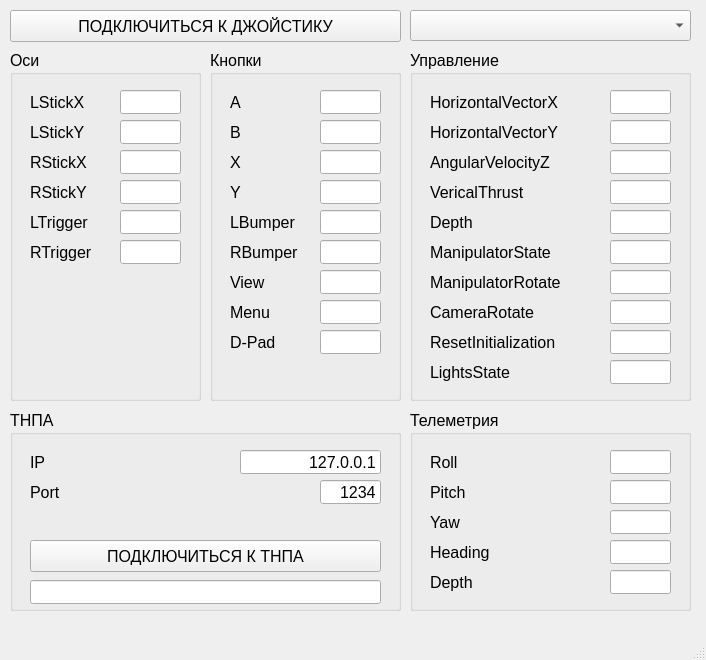
Above: SevROVGUIXboxController/mainwindow.ui from VASoftLab/SevROV before the change. Below: the same form after it.
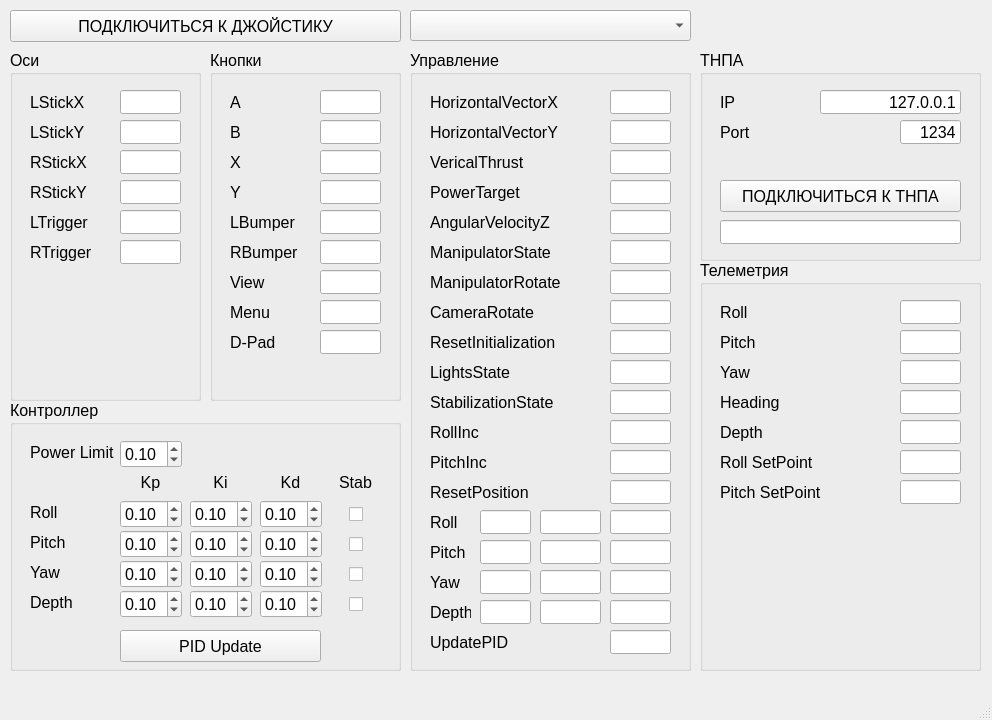
That is the form after the change.

```diff
--- a/SevROVGUIXboxController/mainwindow.ui
+++ b/SevROVGUIXboxController/mainwindow.ui
@@ -6,8 +6,8 @@
    <rect>
     <x>0</x>
     <y>0</y>
-    <width>706</width>
-    <height>660</height>
+    <width>992</width>
+    <height>720</height>
    </rect>
   </property>
   <property name="windowTitle">
@@ -614,7 +614,7 @@
       <x>410</x>
       <y>50</y>
       <width>281</width>
-      <height>351</height>
+      <height>621</height>
      </rect>
     </property>
     <property name="font">
@@ -701,7 +701,7 @@
      <property name="geometry">
       <rect>
        <x>20</x>
-       <y>100</y>
+       <y>160</y>
        <width>151</width>
        <height>24</height>
       </rect>
@@ -719,7 +719,7 @@
      <property name="geometry">
       <rect>
        <x>200</x>
-       <y>100</y>
+       <y>160</y>
        <width>61</width>
        <height>24</height>
       </rect>
@@ -737,7 +737,7 @@
      <property name="geometry">
       <rect>
        <x>20</x>
-       <y>130</y>
+       <y>100</y>
        <width>151</width>
        <height>24</height>
       </rect>
@@ -755,7 +755,7 @@
      <property name="geometry">
       <rect>
        <x>200</x>
-       <y>130</y>
+       <y>100</y>
        <width>61</width>
        <height>24</height>
       </rect>
@@ -773,7 +773,7 @@
      <property name="geometry">
       <rect>
        <x>20</x>
-       <y>160</y>
+       <y>130</y>
        <width>151</width>
        <height>24</height>
       </rect>
@@ -784,14 +784,14 @@
       </font>
      </property>
      <property name="text">
-      <string>Depth</string>
+      <string>PowerTarget</string>
      </property>
     </widget>
     <widget class="QLineEdit" name="edDepth">
      <property name="geometry">
       <rect>
        <x>200</x>
-       <y>160</y>
+       <y>130</y>
        <width>61</width>
        <height>24</height>
       </rect>
@@ -985,14 +985,482 @@
       <string>LightsState</string>
      </property>
     </widget>
+    <widget class="QLineEdit" name="edStabilizationState">
+     <property name="geometry">
+      <rect>
+       <x>200</x>
+       <y>340</y>
+       <width>61</width>
+       <height>24</height>
+      </rect>
+     </property>
+     <property name="font">
+      <font>
+       <pointsize>12</pointsize>
+      </font>
+     </property>
+     <property name="alignment">
+      <set>Qt::AlignRight|Qt::AlignTrailing|Qt::AlignVCenter</set>
+     </property>
+    </widget>
+    <widget class="QLabel" name="lbStabilizationState">
+     <property name="geometry">
+      <rect>
+       <x>20</x>
+       <y>340</y>
+       <width>141</width>
+       <height>24</height>
+      </rect>
+     </property>
+     <property name="font">
+      <font>
+       <pointsize>12</pointsize>
+      </font>
+     </property>
+     <property name="text">
+      <string>StabilizationState</string>
+     </property>
+    </widget>
+    <widget class="QLineEdit" name="edRollInc">
+     <property name="geometry">
+      <rect>
+       <x>200</x>
+       <y>370</y>
+       <width>61</width>
+       <height>24</height>
+      </rect>
+     </property>
+     <property name="font">
+      <font>
+       <pointsize>12</pointsize>
+      </font>
+     </property>
+     <property name="alignment">
+      <set>Qt::AlignRight|Qt::AlignTrailing|Qt::AlignVCenter</set>
+     </property>
+    </widget>
+    <widget class="QLabel" name="lbRollInc">
+     <property name="geometry">
+      <rect>
+       <x>20</x>
+       <y>370</y>
+       <width>141</width>
+       <height>24</height>
+      </rect>
+     </property>
+     <property name="font">
+      <font>
+       <pointsize>12</pointsize>
+      </font>
+     </property>
+     <property name="text">
+      <string>RollInc</string>
+     </property>
+    </widget>
+    <widget class="QLineEdit" name="edPitchInc">
+     <property name="geometry">
+      <rect>
+       <x>200</x>
+       <y>400</y>
+       <width>61</width>
+       <height>24</height>
+      </rect>
+     </property>
+     <property name="font">
+      <font>
+       <pointsize>12</pointsize>
+      </font>
+     </property>
+     <property name="alignment">
+      <set>Qt::AlignRight|Qt::AlignTrailing|Qt::AlignVCenter</set>
+     </property>
+    </widget>
+    <widget class="QLabel" name="lbPitchInc">
+     <property name="geometry">
+      <rect>
+       <x>20</x>
+       <y>400</y>
+       <width>141</width>
+       <height>24</height>
+      </rect>
+     </property>
+     <property name="font">
+      <font>
+       <pointsize>12</pointsize>
+      </font>
+     </property>
+     <property name="text">
+      <string>PitchInc</string>
+     </property>
+    </widget>
+    <widget class="QLineEdit" name="edResetPosition">
+     <property name="geometry">
+      <rect>
+       <x>200</x>
+       <y>430</y>
+       <width>61</width>
+       <height>24</height>
+      </rect>
+     </property>
+     <property name="font">
+      <font>
+       <pointsize>12</pointsize>
+      </font>
+     </property>
+     <property name="alignment">
+      <set>Qt::AlignRight|Qt::AlignTrailing|Qt::AlignVCenter</set>
+     </property>
+    </widget>
+    <widget class="QLabel" name="lbResetPosition">
+     <property name="geometry">
+      <rect>
+       <x>20</x>
+       <y>430</y>
+       <width>141</width>
+       <height>24</height>
+      </rect>
+     </property>
+     <property name="font">
+      <font>
+       <pointsize>12</pointsize>
+      </font>
+     </property>
+     <property name="text">
+      <string>ResetPosition</string>
+     </property>
+    </widget>
+    <widget class="QLineEdit" name="edRollKp">
+     <property name="geometry">
+      <rect>
+       <x>70</x>
+       <y>460</y>
+       <width>51</width>
+       <height>24</height>
+      </rect>
+     </property>
+     <property name="font">
+      <font>
+       <pointsize>12</pointsize>
+      </font>
+     </property>
+     <property name="alignment">
+      <set>Qt::AlignRight|Qt::AlignTrailing|Qt::AlignVCenter</set>
+     </property>
+    </widget>
+    <widget class="QLineEdit" name="edRollKi">
+     <property name="geometry">
+      <rect>
+       <x>130</x>
+       <y>460</y>
+       <width>61</width>
+       <height>24</height>
+      </rect>
+     </property>
+     <property name="font">
+      <font>
+       <pointsize>12</pointsize>
+      </font>
+     </property>
+     <property name="alignment">
+      <set>Qt::AlignRight|Qt::AlignTrailing|Qt::AlignVCenter</set>
+     </property>
+    </widget>
+    <widget class="QLineEdit" name="edRollKd">
+     <property name="geometry">
+      <rect>
+       <x>200</x>
+       <y>460</y>
+       <width>61</width>
+       <height>24</height>
+      </rect>
+     </property>
+     <property name="font">
+      <font>
+       <pointsize>12</pointsize>
+      </font>
+     </property>
+     <property name="alignment">
+      <set>Qt::AlignRight|Qt::AlignTrailing|Qt::AlignVCenter</set>
+     </property>
+    </widget>
+    <widget class="QLineEdit" name="edPitchKp">
+     <property name="geometry">
+      <rect>
+       <x>70</x>
+       <y>490</y>
+       <width>51</width>
+       <height>24</height>
+      </rect>
+     </property>
+     <property name="font">
+      <font>
+       <pointsize>12</pointsize>
+      </font>
+     </property>
+     <property name="alignment">
+      <set>Qt::AlignRight|Qt::AlignTrailing|Qt::AlignVCenter</set>
+     </property>
+    </widget>
+    <widget class="QLineEdit" name="edPitchKd">
+     <property name="geometry">
+      <rect>
+       <x>200</x>
+       <y>490</y>
+       <width>61</width>
+       <height>24</height>
+      </rect>
+     </property>
+     <property name="font">
+      <font>
+       <pointsize>12</pointsize>
+      </font>
+     </property>
+     <property name="alignment">
+      <set>Qt::AlignRight|Qt::AlignTrailing|Qt::AlignVCenter</set>
+     </property>
+    </widget>
+    <widget class="QLineEdit" name="edPitchKi">
+     <property name="geometry">
+      <rect>
+       <x>130</x>
+       <y>490</y>
+       <width>61</width>
+       <height>24</height>
+      </rect>
+     </property>
+     <property name="font">
+      <font>
+       <pointsize>12</pointsize>
+      </font>
+     </property>
+     <property name="alignment">
+      <set>Qt::AlignRight|Qt::AlignTrailing|Qt::AlignVCenter</set>
+     </property>
+    </widget>
+    <widget class="QLineEdit" name="edYawKp">
+     <property name="geometry">
+      <rect>
+       <x>70</x>
+       <y>520</y>
+       <width>51</width>
+       <height>24</height>
+      </rect>
+     </property>
+     <property name="font">
+      <font>
+       <pointsize>12</pointsize>
+      </font>
+     </property>
+     <property name="alignment">
+      <set>Qt::AlignRight|Qt::AlignTrailing|Qt::AlignVCenter</set>
+     </property>
+    </widget>
+    <widget class="QLineEdit" name="edYawKd">
+     <property name="geometry">
+      <rect>
+       <x>200</x>
+       <y>520</y>
+       <width>61</width>
+       <height>24</height>
+      </rect>
+     </property>
+     <property name="font">
+      <font>
+       <pointsize>12</pointsize>
+      </font>
+     </property>
+     <property name="alignment">
+      <set>Qt::AlignRight|Qt::AlignTrailing|Qt::AlignVCenter</set>
+     </property>
+    </widget>
+    <widget class="QLineEdit" name="edYawKi">
+     <property name="geometry">
+      <rect>
+       <x>130</x>
+       <y>520</y>
+       <width>61</width>
+       <height>24</height>
+      </rect>
+     </property>
+     <property name="font">
+      <font>
+       <pointsize>12</pointsize>
+      </font>
+     </property>
+     <property name="alignment">
+      <set>Qt::AlignRight|Qt::AlignTrailing|Qt::AlignVCenter</set>
+     </property>
+    </widget>
+    <widget class="QLineEdit" name="edDepthKp">
+     <property name="geometry">
+      <rect>
+       <x>70</x>
+       <y>550</y>
+       <width>51</width>
+       <height>24</height>
+      </rect>
+     </property>
+     <property name="font">
+      <font>
+       <pointsize>12</pointsize>
+      </font>
+     </property>
+     <property name="alignment">
+      <set>Qt::AlignRight|Qt::AlignTrailing|Qt::AlignVCenter</set>
+     </property>
+    </widget>
+    <widget class="QLineEdit" name="edDepthKd">
+     <property name="geometry">
+      <rect>
+       <x>200</x>
+       <y>550</y>
+       <width>61</width>
+       <height>24</height>
+      </rect>
+     </property>
+     <property name="font">
+      <font>
+       <pointsize>12</pointsize>
+      </font>
+     </property>
+     <property name="alignment">
+      <set>Qt::AlignRight|Qt::AlignTrailing|Qt::AlignVCenter</set>
+     </property>
+    </widget>
+    <widget class="QLineEdit" name="edDepthKi">
+     <property name="geometry">
+      <rect>
+       <x>130</x>
+       <y>550</y>
+       <width>61</width>
+       <height>24</height>
+      </rect>
+     </property>
+     <property name="font">
+      <font>
+       <pointsize>12</pointsize>
+      </font>
+     </property>
+     <property name="alignment">
+      <set>Qt::AlignRight|Qt::AlignTrailing|Qt::AlignVCenter</set>
+     </property>
+    </widget>
+    <widget class="QLabel" name="lbUpdatePID">
+     <property name="geometry">
+      <rect>
+       <x>20</x>
+       <y>580</y>
+       <width>141</width>
+       <height>24</height>
+      </rect>
+     </property>
+     <property name="font">
+      <font>
+       <pointsize>12</pointsize>
+      </font>
+     </property>
+     <property name="text">
+      <string>UpdatePID</string>
+     </property>
+    </widget>
+    <widget class="QLineEdit" name="edUpdatePID">
+     <property name="geometry">
+      <rect>
+       <x>200</x>
+       <y>580</y>
+       <width>61</width>
+       <height>24</height>
+      </rect>
+     </property>
+     <property name="font">
+      <font>
+       <pointsize>12</pointsize>
+      </font>
+     </property>
+     <property name="alignment">
+      <set>Qt::AlignRight|Qt::AlignTrailing|Qt::AlignVCenter</set>
+     </property>
+    </widget>
+    <widget class="QLabel" name="lbRollPIDController">
+     <property name="geometry">
+      <rect>
+       <x>20</x>
+       <y>460</y>
+       <width>41</width>
+       <height>24</height>
+      </rect>
+     </property>
+     <property name="font">
+      <font>
+       <pointsize>12</pointsize>
+      </font>
+     </property>
+     <property name="text">
+      <string>Roll</string>
+     </property>
+    </widget>
+    <widget class="QLabel" name="lbPitchPIDController">
+     <property name="geometry">
+      <rect>
+       <x>20</x>
+       <y>490</y>
+       <width>41</width>
+       <height>24</height>
+      </rect>
+     </property>
+     <property name="font">
+      <font>
+       <pointsize>12</pointsize>
+      </font>
+     </property>
+     <property name="text">
+      <string>Pitch</string>
+     </property>
+    </widget>
+    <widget class="QLabel" name="lbYawPIDController">
+     <property name="geometry">
+      <rect>
+       <x>20</x>
+       <y>520</y>
+       <width>41</width>
+       <height>24</height>
+      </rect>
+     </property>
+     <property name="font">
+      <font>
+       <pointsize>12</pointsize>
+      </font>
+     </property>
+     <property name="text">
+      <string>Yaw</string>
+     </property>
+    </widget>
+    <widget class="QLabel" name="lbDepthPIDController">
+     <property name="geometry">
+      <rect>
+       <x>20</x>
+       <y>550</y>
+       <width>41</width>
+       <height>24</height>
+      </rect>
+     </property>
+     <property name="font">
+      <font>
+       <pointsize>12</pointsize>
+      </font>
+     </property>
+     <property name="text">
+      <string>Depth</string>
+     </property>
+    </widget>
    </widget>
    <widget class="QGroupBox" name="gbAUVConnection">
     <property name="geometry">
      <rect>
-      <x>10</x>
-      <y>410</y>
-      <width>391</width>
-      <height>201</height>
+      <x>700</x>
+      <y>50</y>
+      <width>281</width>
+      <height>211</height>
      </rect>
     </property>
     <property name="font">
@@ -1006,7 +1474,7 @@
     <widget class="QLineEdit" name="edIP">
      <property name="geometry">
       <rect>
-       <x>230</x>
+       <x>120</x>
        <y>40</y>
        <width>141</width>
        <height>24</height>
@@ -1045,7 +1513,7 @@
     <widget class="QLineEdit" name="edPort">
      <property name="geometry">
       <rect>
-       <x>310</x>
+       <x>200</x>
        <y>70</y>
        <width>61</width>
        <height>24</height>
@@ -1086,7 +1554,7 @@
       <rect>
        <x>20</x>
        <y>170</y>
-       <width>351</width>
+       <width>241</width>
        <height>24</height>
       </rect>
      </property>
@@ -1113,7 +1581,7 @@
       <rect>
        <x>20</x>
        <y>130</y>
-       <width>351</width>
+       <width>241</width>
        <height>32</height>
       </rect>
      </property>
@@ -1130,10 +1598,10 @@
    <widget class="QGroupBox" name="gbTelemetry">
     <property name="geometry">
      <rect>
-      <x>410</x>
-      <y>410</y>
+      <x>700</x>
+      <y>260</y>
       <width>281</width>
-      <height>201</height>
+      <height>411</height>
      </rect>
     </property>
     <property name="font">
@@ -1324,6 +1792,78 @@
       <set>Qt::AlignRight|Qt::AlignTrailing|Qt::AlignVCenter</set>
      </property>
     </widget>
+    <widget class="QLineEdit" name="edRollSetPoint">
+     <property name="geometry">
+      <rect>
+       <x>200</x>
+       <y>190</y>
+       <width>61</width>
+       <height>24</height>
+      </rect>
+     </property>
+     <property name="font">
+      <font>
+       <pointsize>12</pointsize>
+      </font>
+     </property>
+     <property name="alignment">
+      <set>Qt::AlignRight|Qt::AlignTrailing|Qt::AlignVCenter</set>
+     </property>
+    </widget>
+    <widget class="QLabel" name="lbRollSetPoint">
+     <property name="geometry">
+      <rect>
+       <x>20</x>
+       <y>190</y>
+       <width>151</width>
+       <height>24</height>
+      </rect>
+     </property>
+     <property name="font">
+      <font>
+       <pointsize>12</pointsize>
+      </font>
+     </property>
+     <property name="text">
+      <string>Roll SetPoint</string>
+     </property>
+    </widget>
+    <widget class="QLineEdit" name="edPitchSetPoint">
+     <property name="geometry">
+      <rect>
+       <x>200</x>
+       <y>220</y>
+       <width>61</width>
+       <height>24</height>
+      </rect>
+     </property>
+     <property name="font">
+      <font>
+       <pointsize>12</pointsize>
+      </font>
+     </property>
+     <property name="alignment">
+      <set>Qt::AlignRight|Qt::AlignTrailing|Qt::AlignVCenter</set>
+     </property>
+    </widget>
+    <widget class="QLabel" name="lbPitchSetPoint">
+     <property name="geometry">
+      <rect>
+       <x>20</x>
+       <y>220</y>
+       <width>151</width>
+       <height>24</height>
+      </rect>
+     </property>
+     <property name="font">
+      <font>
+       <pointsize>12</pointsize>
+      </font>
+     </property>
+     <property name="text">
+      <string>Pitch SetPoint</string>
+     </property>
+    </widget>
    </widget>
    <widget class="QComboBox" name="cbJoystickList">
     <property name="geometry">
@@ -1340,6 +1880,510 @@
      </font>
     </property>
    </widget>
+   <widget class="QGroupBox" name="gbPID">
+    <property name="geometry">
+     <rect>
+      <x>10</x>
+      <y>400</y>
+      <width>391</width>
+      <height>271</height>
+     </rect>
+    </property>
+    <property name="font">
+     <font>
+      <pointsize>12</pointsize>
+     </font>
+    </property>
+    <property name="title">
+     <string>Контроллер</string>
+    </property>
+    <widget class="QLabel" name="lbPowerLimit">
+     <property name="geometry">
+      <rect>
+       <x>20</x>
+       <y>40</y>
+       <width>91</width>
+       <height>24</height>
+      </rect>
+     </property>
+     <property name="font">
+      <font>
+       <pointsize>12</pointsize>
+      </font>
+     </property>
+     <property name="text">
+      <string>Power Limit</string>
+     </property>
+    </widget>
+    <widget class="QLabel" name="lbRollPID">
+     <property name="geometry">
+      <rect>
+       <x>20</x>
+       <y>100</y>
+       <width>71</width>
+       <height>24</height>
+      </rect>
+     </property>
+     <property name="font">
+      <font>
+       <pointsize>12</pointsize>
+      </font>
+     </property>
+     <property name="text">
+      <string>Roll</string>
+     </property>
+    </widget>
+    <widget class="QLabel" name="lbPitchPID">
+     <property name="geometry">
+      <rect>
+       <x>20</x>
+       <y>130</y>
+       <width>71</width>
+       <height>24</height>
+      </rect>
+     </property>
+     <property name="font">
+      <font>
+       <pointsize>12</pointsize>
+      </font>
+     </property>
+     <property name="text">
+      <string>Pitch</string>
+     </property>
+    </widget>
+    <widget class="QLabel" name="lbYawPID">
+     <property name="geometry">
+      <rect>
+       <x>20</x>
+       <y>160</y>
+       <width>71</width>
+       <height>24</height>
+      </rect>
+     </property>
+     <property name="font">
+      <font>
+       <pointsize>12</pointsize>
+      </font>
+     </property>
+     <property name="text">
+      <string>Yaw</string>
+     </property>
+    </widget>
+    <widget class="QDoubleSpinBox" name="sbPowerLimit">
+     <property name="geometry">
+      <rect>
+       <x>110</x>
+       <y>40</y>
+       <width>62</width>
+       <height>28</height>
+      </rect>
+     </property>
+     <property name="maximum">
+      <double>100.000000000000000</double>
+     </property>
+     <property name="singleStep">
+      <double>0.100000000000000</double>
+     </property>
+     <property name="value">
+      <double>0.100000000000000</double>
+     </property>
+    </widget>
+    <widget class="QLabel" name="lbKp">
+     <property name="geometry">
+      <rect>
+       <x>110</x>
+       <y>70</y>
+       <width>61</width>
+       <height>24</height>
+      </rect>
+     </property>
+     <property name="font">
+      <font>
+       <pointsize>12</pointsize>
+      </font>
+     </property>
+     <property name="text">
+      <string>Kp</string>
+     </property>
+     <property name="alignment">
+      <set>Qt::AlignCenter</set>
+     </property>
+    </widget>
+    <widget class="QLabel" name="lbKi">
+     <property name="geometry">
+      <rect>
+       <x>180</x>
+       <y>70</y>
+       <width>61</width>
+       <height>24</height>
+      </rect>
+     </property>
+     <property name="font">
+      <font>
+       <pointsize>12</pointsize>
+      </font>
+     </property>
+     <property name="text">
+      <string>Ki</string>
+     </property>
+     <property name="alignment">
+      <set>Qt::AlignCenter</set>
+     </property>
+    </widget>
+    <widget class="QLabel" name="lbKd">
+     <property name="geometry">
+      <rect>
+       <x>250</x>
+       <y>70</y>
+       <width>61</width>
+       <height>24</height>
+      </rect>
+     </property>
+     <property name="font">
+      <font>
+       <pointsize>12</pointsize>
+      </font>
+     </property>
+     <property name="text">
+      <string>Kd</string>
+     </property>
+     <property name="alignment">
+      <set>Qt::AlignCenter</set>
+     </property>
+    </widget>
+    <widget class="QDoubleSpinBox" name="sbRollKp">
+     <property name="geometry">
+      <rect>
+       <x>110</x>
+       <y>100</y>
+       <width>62</width>
+       <height>28</height>
+      </rect>
+     </property>
+     <property name="maximum">
+      <double>100.000000000000000</double>
+     </property>
+     <property name="singleStep">
+      <double>0.100000000000000</double>
+     </property>
+     <property name="value">
+      <double>0.100000000000000</double>
+     </property>
+    </widget>
+    <widget class="QDoubleSpinBox" name="sbPitchKp">
+     <property name="geometry">
+      <rect>
+       <x>110</x>
+       <y>130</y>
+       <width>62</width>
+       <height>28</height>
+      </rect>
+     </property>
+     <property name="maximum">
+      <double>100.000000000000000</double>
+     </property>
+     <property name="singleStep">
+      <double>0.100000000000000</double>
+     </property>
+     <property name="value">
+      <double>0.100000000000000</double>
+     </property>
+    </widget>
+    <widget class="QDoubleSpinBox" name="sbYawKp">
+     <property name="geometry">
+      <rect>
+       <x>110</x>
+       <y>160</y>
+       <width>62</width>
+       <height>28</height>
+      </rect>
+     </property>
+     <property name="maximum">
+      <double>100.000000000000000</double>
+     </property>
+     <property name="singleStep">
+      <double>0.100000000000000</double>
+     </property>
+     <property name="value">
+      <double>0.100000000000000</double>
+     </property>
+    </widget>
+    <widget class="QDoubleSpinBox" name="sbRollKi">
+     <property name="geometry">
+      <rect>
+       <x>180</x>
+       <y>100</y>
+       <width>62</width>
+       <height>28</height>
+      </rect>
+     </property>
+     <property name="maximum">
+      <double>100.000000000000000</double>
+     </property>
+     <property name="singleStep">
+      <double>0.100000000000000</double>
+     </property>
+     <property name="value">
+      <double>0.100000000000000</double>
+     </property>
+    </widget>
+    <widget class="QDoubleSpinBox" name="sbPitchKi">
+     <property name="geometry">
+      <rect>
+       <x>180</x>
+       <y>130</y>
+       <width>62</width>
+       <height>28</height>
+      </rect>
+     </property>
+     <property name="maximum">
+      <double>100.000000000000000</double>
+     </property>
+     <property name="singleStep">
+      <double>0.100000000000000</double>
+     </property>
+     <property name="value">
+      <double>0.100000000000000</double>
+     </property>
+    </widget>
+    <widget class="QDoubleSpinBox" name="sbYawKi">
+     <property name="geometry">
+      <rect>
+       <x>180</x>
+       <y>160</y>
+       <width>62</width>
+       <height>28</height>
+      </rect>
+     </property>
+     <property name="maximum">
+      <double>100.000000000000000</double>
+     </property>
+     <property name="singleStep">
+      <double>0.100000000000000</double>
+     </property>
+     <property name="value">
+      <double>0.100000000000000</double>
+     </property>
+    </widget>
+    <widget class="QDoubleSpinBox" name="sbRollKd">
+     <property name="geometry">
+      <rect>
+       <x>250</x>
+       <y>100</y>
+       <width>62</width>
+       <height>28</height>
+      </rect>
+     </property>
+     <property name="maximum">
+      <double>100.000000000000000</double>
+     </property>
+     <property name="singleStep">
+      <double>0.100000000000000</double>
+     </property>
+     <property name="value">
+      <double>0.100000000000000</double>
+     </property>
+    </widget>
+    <widget class="QDoubleSpinBox" name="sbPitchKd">
+     <property name="geometry">
+      <rect>
+       <x>250</x>
+       <y>130</y>
+       <width>62</width>
+       <height>28</height>
+      </rect>
+     </property>
+     <property name="maximum">
+      <double>100.000000000000000</double>
+     </property>
+     <property name="singleStep">
+      <double>0.100000000000000</double>
+     </property>
+     <property name="value">
+      <double>0.100000000000000</double>
+     </property>
+    </widget>
+    <widget class="QDoubleSpinBox" name="sbYawKd">
+     <property name="geometry">
+      <rect>
+       <x>250</x>
+       <y>160</y>
+       <width>62</width>
+       <height>28</height>
+      </rect>
+     </property>
+     <property name="maximum">
+      <double>100.000000000000000</double>
+     </property>
+     <property name="singleStep">
+      <double>0.100000000000000</double>
+     </property>
+     <property name="value">
+      <double>0.100000000000000</double>
+     </property>
+    </widget>
+    <widget class="QCheckBox" name="cbRollStab">
+     <property name="geometry">
+      <rect>
+       <x>339</x>
+       <y>100</y>
+       <width>16</width>
+       <height>28</height>
+      </rect>
+     </property>
+     <property name="text">
+      <string/>
+     </property>
+    </widget>
+    <widget class="QDoubleSpinBox" name="sbDepthKp">
+     <property name="geometry">
+      <rect>
+       <x>110</x>
+       <y>190</y>
+       <width>62</width>
+       <height>28</height>
+      </rect>
+     </property>
+     <property name="maximum">
+      <double>100.000000000000000</double>
+     </property>
+     <property name="singleStep">
+      <double>0.100000000000000</double>
+     </property>
+     <property name="value">
+      <double>0.100000000000000</double>
+     </property>
+    </widget>
+    <widget class="QLabel" name="lbDepthPID">
+     <property name="geometry">
+      <rect>
+       <x>20</x>
+       <y>190</y>
+       <width>71</width>
+       <height>24</height>
+      </rect>
+     </property>
+     <property name="font">
+      <font>
+       <pointsize>12</pointsize>
+      </font>
+     </property>
+     <property name="text">
+      <string>Depth</string>
+     </property>
+    </widget>
+    <widget class="QDoubleSpinBox" name="sbDepthKi">
+     <property name="geometry">
+      <rect>
+       <x>180</x>
+       <y>190</y>
+       <width>62</width>
+       <height>28</height>
+      </rect>
+     </property>
+     <property name="maximum">
+      <double>100.000000000000000</double>
+     </property>
+     <property name="singleStep">
+      <double>0.100000000000000</double>
+     </property>
+     <property name="value">
+      <double>0.100000000000000</double>
+     </property>
+    </widget>
+    <widget class="QDoubleSpinBox" name="sbDepthKd">
+     <property name="geometry">
+      <rect>
+       <x>250</x>
+       <y>190</y>
+       <width>62</width>
+       <height>28</height>
+      </rect>
+     </property>
+     <property name="maximum">
+      <double>100.000000000000000</double>
+     </property>
+     <property name="singleStep">
+      <double>0.100000000000000</double>
+     </property>
+     <property name="value">
+      <double>0.100000000000000</double>
+     </property>
+    </widget>
+    <widget class="QCheckBox" name="cbPitchStab">
+     <property name="geometry">
+      <rect>
+       <x>339</x>
+       <y>130</y>
+       <width>16</width>
+       <height>28</height>
+      </rect>
+     </property>
+     <property name="text">
+      <string/>
+     </property>
+    </widget>
+    <widget class="QCheckBox" name="cbYawStab">
+     <property name="geometry">
+      <rect>
+       <x>339</x>
+       <y>160</y>
+       <width>16</width>
+       <height>28</height>
+      </rect>
+     </property>
+     <property name="text">
+      <string/>
+     </property>
+    </widget>
+    <widget class="QCheckBox" name="cbDepthStab">
+     <property name="geometry">
+      <rect>
+       <x>339</x>
+       <y>190</y>
+       <width>16</width>
+       <height>28</height>
+      </rect>
+     </property>
+     <property name="text">
+      <string/>
+     </property>
+    </widget>
+    <widget class="QLabel" name="lbStabilization">
+     <property name="geometry">
+      <rect>
+       <x>320</x>
+       <y>70</y>
+       <width>51</width>
+       <height>24</height>
+      </rect>
+     </property>
+     <property name="font">
+      <font>
+       <pointsize>12</pointsize>
+      </font>
+     </property>
+     <property name="text">
+      <string>Stab</string>
+     </property>
+     <property name="alignment">
+      <set>Qt::AlignCenter</set>
+     </property>
+    </widget>
+    <widget class="QPushButton" name="pbPIDUpdate">
+     <property name="geometry">
+      <rect>
+       <x>110</x>
+       <y>230</y>
+       <width>201</width>
+       <height>32</height>
+      </rect>
+     </property>
+     <property name="text">
+      <string>PID Update</string>
+     </property>
+    </widget>
+   </widget>
   </widget>
   <widget class="QMenuBar" name="menubar">
    <property name="geometry">
```
Left out of the diff: 81 changed lines with no effect on the pictures.
